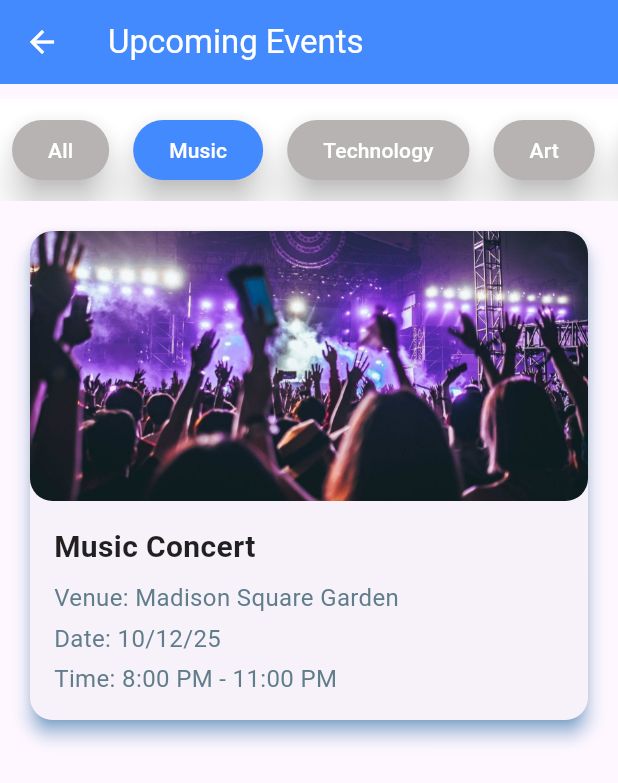
After one commit to Fawad-zuberi/Assignment-02-SMD, a Flutter app: the EventListScreen screen opened directly, after a tap on "Music", on a phone screen of 412 x 824 dp. The commit adds this screen. Shown: the top 783 px of the screen. Run offline on Flutter 3.47's test engine with Material 3 defaults, Android fonts, the phone set to English and light mode, and no system bars; our stand-ins replace fluttertoast.

Commit message:
Added Event List Screen and Event List Card

```diff
--- /dev/null
+++ b/lib/screens/EventList.dart
@@ -0,0 +1,129 @@
+import 'package:assignment2/widgets/EventCard.dart';
+import 'package:flutter/material.dart';
+
+class EventListScreen extends StatefulWidget {
+  const EventListScreen({super.key});
+
+  @override
+  _EventListScreenState createState() => _EventListScreenState();
+}
+
+class _EventListScreenState extends State<EventListScreen> {
+  final List<Map<String, String>> allEvents = [
+    {
+      'eventName': 'Music Concert',
+      'category': 'Music',
+      'venue': 'Madison Square Garden',
+      'date': '10/12/25',
+      'eventAuthor': 'John Doe',
+      'timing': '8:00 PM - 11:00 PM',
+      'rsvp': '123-456-7890',
+      'image': 'assets/images/music.jpg'
+    },
+    {
+      'eventName': 'Tech Conference',
+      'category': 'Technology',
+      'venue': 'Silicon Valley',
+      'eventAuthor': 'Tech Guru',
+      'date': '10/12/25',
+      'timing': '9:00 AM - 5:00 PM',
+      'rsvp': '987-654-3210',
+      'image': 'assets/images/tech.jpg'
+    },
+    {
+      'eventName': 'Art Exhibition',
+      'category': 'Art',
+      'venue': 'Louvre Museum',
+      'eventAuthor': 'Marie Curie',
+      'date': '10/12/25',
+      'timing': '10:00 AM - 6:00 PM',
+      'rsvp': '321-654-9870',
+      'image': 'assets/images/art.jpeg'
+    },
+    {
+      'eventName': 'ExChairman PTI Video Conference',
+      'category': 'Politics',
+      'venue': 'PTI Media Platforms',
+      'eventAuthor': 'PTI',
+      'date': '10/12/25',
+      'timing': '10:00 AM - 6:00 PM',
+      'rsvp': '321-654-9870',
+      'image': 'assets/images/politics.jpeg'
+    },
+  ];
+
+  String selectedCategory = 'All';
+
+  List<Map<String, String>> get filteredEvents {
+    if (selectedCategory == 'All') {
+      return allEvents;
+    } else {
+      return allEvents
+          .where((event) => event['category'] == selectedCategory)
+          .toList();
+    }
+  }
+
+  @override
+  Widget build(BuildContext context) {
+    return Scaffold(
+      appBar: AppBar(
+        shadowColor: Colors.black,
+        foregroundColor: Colors.white,
+        title: const Text('Upcoming Events',
+            style: TextStyle(color: Colors.white)),
+        backgroundColor: Colors.blueAccent,
+      ),
+      body: Column(
+        children: [
+          // Filter bar
+          Padding(
+            padding: const EdgeInsets.symmetric(vertical: 10.0),
+            child: SingleChildScrollView(
+              scrollDirection: Axis.horizontal,
+              child: Container(
+                color: Colors.white,
+                padding: EdgeInsets.symmetric(vertical: 10),
+                child: Row(
+                  children: ['All', 'Music', 'Technology', 'Art', 'Politics']
+                      .map((category) => Padding(
+                            padding:
+                                const EdgeInsets.symmetric(horizontal: 8.0),
+                            child: ElevatedButton(
+                              onPressed: () {
+                                setState(() {
+                                  selectedCategory = category;
+                                });
+                              },
+                              style: ElevatedButton.styleFrom(
+                                  backgroundColor: selectedCategory == category
+                                      ? Colors.blueAccent
+                                      : const Color.fromARGB(
+                                          255, 183, 179, 179),
+                                  elevation: 10,
+                                  shadowColor: Colors.black),
+                              child: Text(
+                                category,
+                                style: TextStyle(color: Colors.white),
+                              ),
+                            ),
+                          ))
+                      .toList(),
+                ),
+              ),
+            ),
+          ),
+          Expanded(
+            child: ListView.builder(
+              itemCount: filteredEvents.length,
+              itemBuilder: (context, index) {
+                final event = filteredEvents[index];
+                return EventCard(event: event);
+              },
+            ),
+          ),
+        ],
+      ),
+    );
+  }
+}
--- a/lib/screens/LoginScreen.dart
+++ b/lib/screens/LoginScreen.dart
@@ -1,3 +1,4 @@
+import 'package:assignment2/screens/EventList.dart';
 import 'package:assignment2/screens/SignupScreen.dart';
 import 'package:assignment2/widgets/Button.dart';
 import 'package:flutter/material.dart';
@@ -27,6 +28,9 @@ class _LoginScreenState extends State<LoginScreen> {
         textColor: Colors.white,
         fontSize: 16.0,
       );
+
+      Navigator.push(
+          context, MaterialPageRoute(builder: (context) => EventListScreen()));
     } else {
       Fluttertoast.showToast(
         msg: "Please enter all fields",
--- /dev/null
+++ b/lib/widgets/EventCard.dart
@@ -0,0 +1,73 @@
+import 'package:flutter/material.dart';
+
+class EventCard extends StatelessWidget {
+  final Map<String, String> event;
+
+  const EventCard({super.key, required this.event});
+
+  @override
+  Widget build(BuildContext context) {
+    return Card(
+      margin: const EdgeInsets.symmetric(vertical: 10, horizontal: 20),
+      shape: RoundedRectangleBorder(
+        borderRadius: BorderRadius.circular(15),
+      ),
+      elevation: 5,
+      shadowColor: Colors.blue,
+      child: Column(
+        crossAxisAlignment: CrossAxisAlignment.start,
+        children: [
+          ClipRRect(
+            borderRadius: BorderRadius.circular(15),
+            child: Image.asset(
+              event['image']!, // Image for the event
+              height: 180,
+              width: double.infinity,
+              fit: BoxFit.cover,
+            ),
+          ),
+          Padding(
+            padding: const EdgeInsets.all(16.0),
+            child: Column(
+              crossAxisAlignment: CrossAxisAlignment.start,
+              children: [
+                Text(
+                  event['eventName']!, // Event name
+                  style: const TextStyle(
+                    fontSize: 20,
+                    fontWeight: FontWeight.bold,
+                    color: Colors.black87,
+                  ),
+                ),
+                const SizedBox(height: 8),
+                Text(
+                  'Venue: ${event['venue']}', // Event venue
+                  style: const TextStyle(
+                    fontSize: 16,
+                    color: Colors.blueGrey,
+                  ),
+                ),
+                const SizedBox(height: 4),
+                Text(
+                  'Date: ${event['date']}', // Event category
+                  style: const TextStyle(
+                    fontSize: 16,
+                    color: Colors.blueGrey,
+                  ),
+                ),
+                const SizedBox(height: 4),
+                Text(
+                  'Time: ${event['timing']}', // Event category
+                  style: const TextStyle(
+                    fontSize: 16,
+                    color: Colors.blueGrey,
+                  ),
+                ),
+              ],
+            ),
+          ),
+        ],
+      ),
+    );
+  }
+}
--- a/pubspec.yaml
+++ b/pubspec.yaml
@@ -60,6 +60,10 @@ flutter:
   # To add assets to your application, add an assets section, like this:
   assets:
     - assets/images/Logo.png
+    - assets/images/art.jpeg
+    - assets/images/politics.jpeg
+    - assets/images/music.jpg
+    - assets/images/tech.jpg
 
   # An image asset can refer to one or more resolution-specific "variants", see
   # https://flutter.dev/to/resolution-aware-images
```
Also changed, not shown: assets/images/art.jpeg (added), assets/images/music.jpg (added), assets/images/politics.jpeg (added), assets/images/tech.jpg (added).
